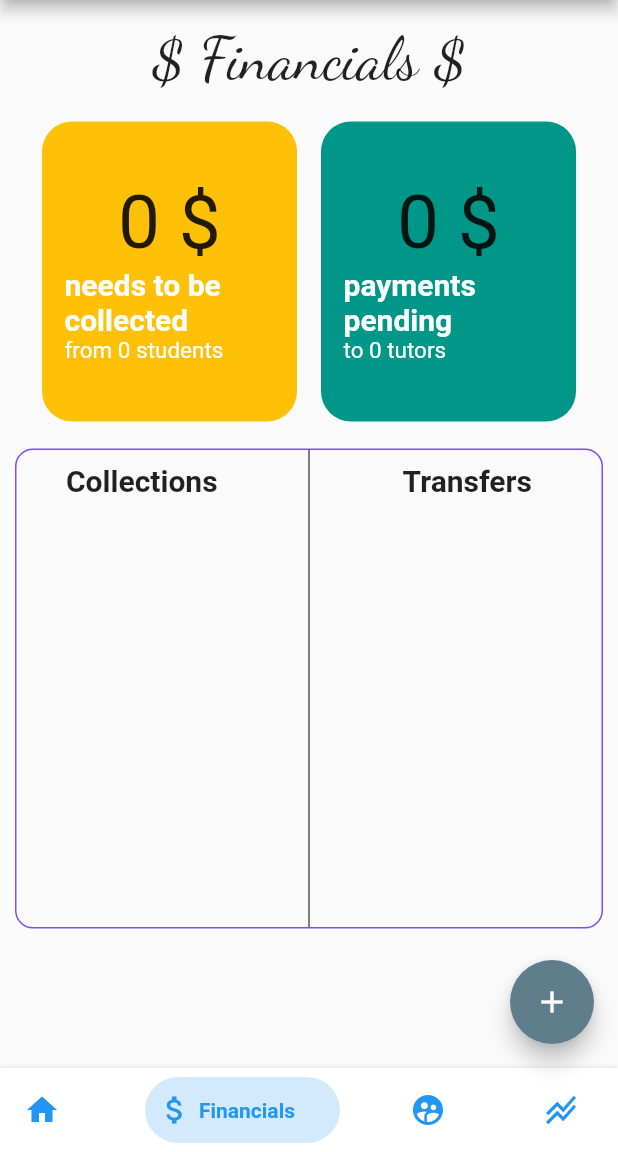
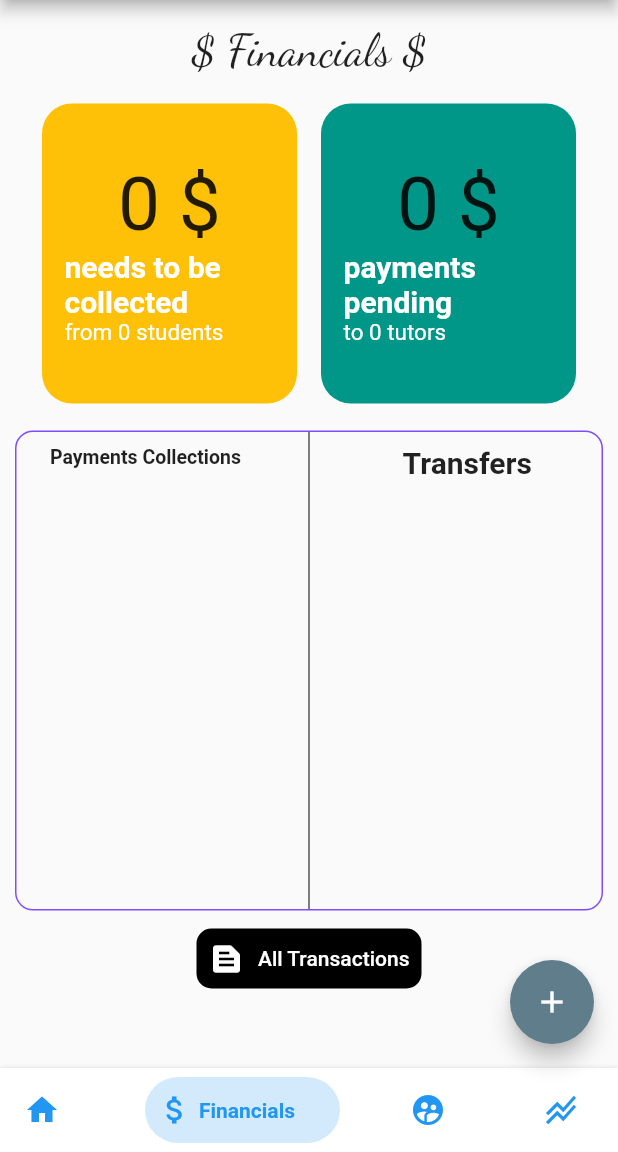
Before and after one commit to abhaykatheria/AdminPro, a Flutter app: the screen it shows after launch, swiped to page 2, on a phone screen of 412 x 824 dp, the part 84-1236 px from its top. Run offline on Flutter 3.47's test engine with Material 2 defaults, Android fonts, the light colour scheme and no system bars; drawn by our look-alikes of bottom_navy_bar; our stand-ins replace cloud_firestore, firebase_core, flutter_form_builder, google_fonts, timezone; missing offline and left inert: form_builder_file_picker; accounts and stored records are empty.

Commit message:
financial page updated

```diff
--- a/admin_pro/lib/screens/financials.dart
+++ b/admin_pro/lib/screens/financials.dart
@@ -11,6 +11,18 @@ class Financial extends StatefulWidget {
 }
 
 class _FinancialState extends State<Financial> {
+
+
+  @override
+  Widget build(BuildContext context) {
+    CollectionReference dues = FirebaseFirestore.instance.collection('dues');
+
+    CollectionReference payments =
+        FirebaseFirestore.instance.collection('payment_collection');
+
+
+
+
     Widget _buildListItem(
     BuildContext context,
     DocumentSnapshot doc,
@@ -18,7 +30,37 @@ class _FinancialState extends State<Financial> {
     DateTime d = doc['due_date'].toDate();
     String s = "${d.day}-${d.month}-${d.year}";
     return FlatButton(
-      onPressed: () {},
+      onPressed: () {
+        showDialog(
+                context: context,
+                builder: (_) => AlertDialog(
+                  title: Text("Change Payment status"),
+
+                  content: SingleChildScrollView(
+                    child: ListBody(
+                      children: <Widget>[
+                        Text('You are about to change the status to collected'),
+                      ],
+                    ),
+                  ),
+                  actions: <Widget>[
+                    TextButton(
+                      child: Text('Mark Collected'),
+                      onPressed: () {
+                        payments.doc(doc.id).update({'status': 'collected'}).then((value)=>print("updated")).catchError((err)=>print(err));
+                        Navigator.of(context).pop();
+                      },
+                    ),
+                    TextButton(
+                      child: Text('Cancel'),
+                      onPressed: () {
+                        Navigator.of(context).pop();
+                      },
+                    ),
+                  ],
+                ),
+              );
+      },
       child: ListTile(
         title: Text(doc['student'] + "   " + "\$ " + doc['pending'].toString()),
         subtitle: Text(s) ,
@@ -34,7 +76,39 @@ class _FinancialState extends State<Financial> {
     DateTime d = doc['due_date'].toDate();
     String s = "${d.day}-${d.month}-${d.year}";
     return FlatButton(
-      onPressed: () {},
+      onPressed: () {
+
+        showDialog(
+                context: context,
+                builder: (_) => AlertDialog(
+                  title: Text("Change Payment status"),
+
+                  content: SingleChildScrollView(
+                    child: ListBody(
+                      children: <Widget>[
+                        Text('You are about to change the status to transferred'),
+                      ],
+                    ),
+                  ),
+                  actions: <Widget>[
+                    TextButton(
+                      child: Text('Mark transferred'),
+                      onPressed: () {
+                        dues.doc(doc.id).update({'status': 'transferred'}).then((value)=>print("updated")).catchError((err)=>print(err));
+                        Navigator.of(context).pop();
+                      },
+                    ),
+                    TextButton(
+                      child: Text('Cancel'),
+                      onPressed: () {
+                        Navigator.of(context).pop();
+                      },
+                    ),
+                  ],
+                ),
+              );
+
+      },
       child: ListTile(
         title: Text(doc['tutor'] + "   " + "\$ " + doc['tutor_fee'].toString()),
         subtitle: Text(s) ,
@@ -42,15 +116,9 @@ class _FinancialState extends State<Financial> {
     );
   }
 
-  @override
-  Widget build(BuildContext context) {
-    CollectionReference dues = FirebaseFirestore.instance.collection('dues');
-
-    CollectionReference payments =
-        FirebaseFirestore.instance.collection('payment_collection');
-
     return Scaffold(
-      body: Column(
+      body: SingleChildScrollView(
+              child: Column(
           crossAxisAlignment: CrossAxisAlignment.center,
           children: <Widget>[
             SizedBox(
@@ -60,7 +128,7 @@ class _FinancialState extends State<Financial> {
                 child: Text(
               "\$ Financials \$",
               style:
-                GoogleFonts.dancingScript(textStyle: TextStyle(fontSize: 40.0)),
+                  GoogleFonts.dancingScript(textStyle: TextStyle(fontSize: 30.0)),
             )),
             Row(
               mainAxisAlignment: MainAxisAlignment.center,
@@ -126,15 +194,15 @@ class _FinancialState extends State<Financial> {
                       child: Column(
                         children: [
                           Padding(
-                          padding: const EdgeInsets.fromLTRB(0, 9, 20, 0),
+                            padding: const EdgeInsets.fromLTRB(5, 9, 20, 0),
                             child: Text(
-                            "Collections",
+                              "Payments Collections",
                               style: TextStyle(
-                                fontWeight: FontWeight.bold, fontSize: 20),
+                                  fontWeight: FontWeight.bold, fontSize: 13),
                             ),
                           ),
                           StreamBuilder(
-                          stream: payments.snapshots(),
+                            stream: payments.where('status',isEqualTo: 'pending').snapshots(),
                             builder:
                                 (BuildContext context, AsyncSnapshot snapshot) {
                               if (!snapshot.hasData)
@@ -178,7 +246,7 @@ class _FinancialState extends State<Financial> {
 
                           ),
                           StreamBuilder(
-                          stream: dues.snapshots(),
+                            stream: dues.where('status',isEqualTo: 'pending').snapshots(),
                             builder:
                                 (BuildContext context, AsyncSnapshot snapshot) {
                               if (!snapshot.hasData)
@@ -209,8 +277,29 @@ class _FinancialState extends State<Financial> {
                   ],
                 ),
               ),
+            ),
+            Padding(
+              padding: const EdgeInsets.all(8.0),
+              child: Center(child: FlatButton(
+                onPressed: (){},
+                child: Container(
+                  decoration: BoxDecoration(borderRadius: BorderRadius.circular(10),color: Colors.black,),
+                  width: 150,
+
+                  child: Padding(
+                    padding: const EdgeInsets.all(8.0),
+                    child: Row(
+                      mainAxisAlignment: MainAxisAlignment.spaceBetween,
+                      children: [
+                      Icon(Icons.text_snippet,color: Colors.white,),
+                      Text("All Transactions",style: TextStyle(color: Colors.white),)
+                    ],),
+                  ),
+                  ),
+              ),),
             )
           ],
+        ),
       ),
     );
   }
```
Lines whose indentation alone changed are shown as unchanged.
